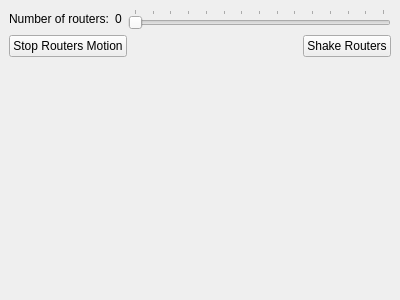
First picture: the form in Computer_networks/p2p/src/forms/main_dockable_panel.ui, repository rutsky/semester09, before the edit.
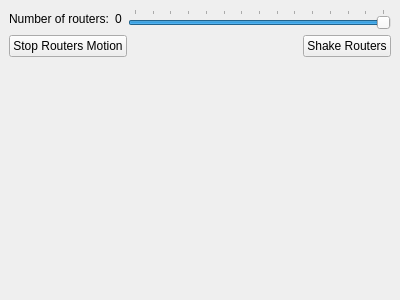
Second picture: the form after the edit.

```diff
--- a/Computer_networks/p2p/src/forms/main_dockable_panel.ui
+++ b/Computer_networks/p2p/src/forms/main_dockable_panel.ui
@@ -42,6 +42,9 @@
         <property name="maximum">
          <number>16</number>
         </property>
+        <property name="sliderPosition">
+         <number>16</number>
+        </property>
         <property name="orientation">
          <enum>Qt::Horizontal</enum>
         </property>
```
